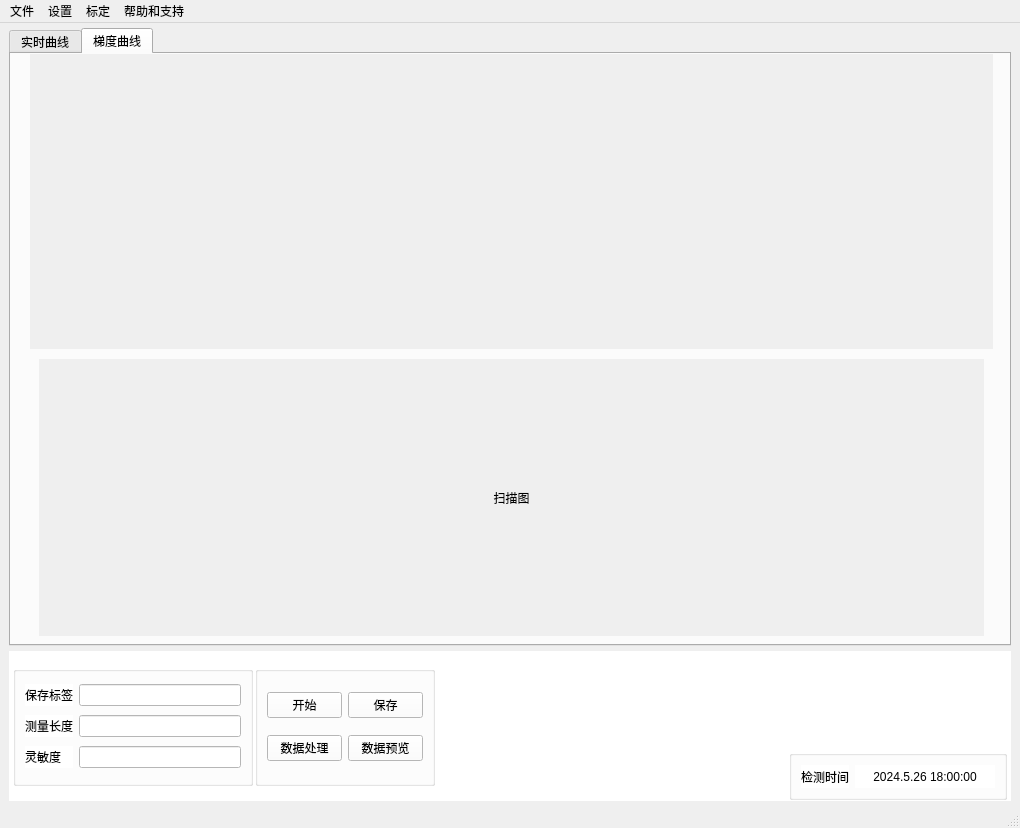
RoboticsKingWay/EMDetect, file mainwindow.ui: the form before one commit.
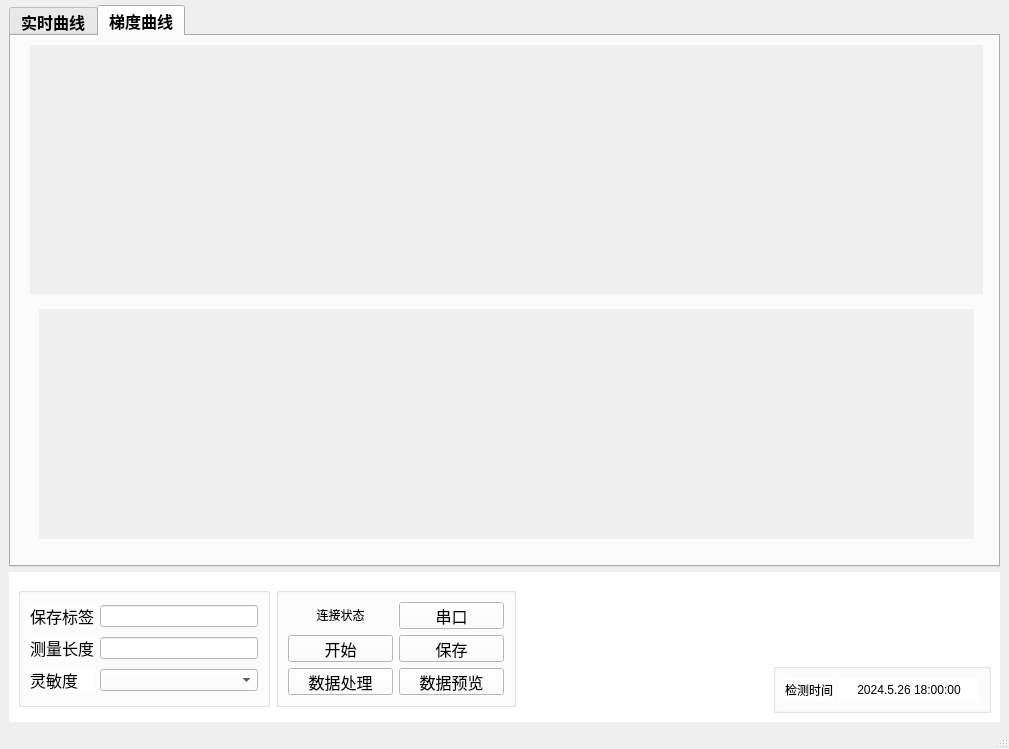
The form after the commit. The open tabs and pages were chosen to show the change.

Patch:
```diff
--- a/mainwindow.ui
+++ b/mainwindow.ui
@@ -6,8 +6,8 @@
    <rect>
     <x>0</x>
     <y>0</y>
-    <width>1020</width>
-    <height>828</height>
+    <width>1009</width>
+    <height>749</height>
    </rect>
   </property>
   <property name="minimumSize">
@@ -57,13 +57,19 @@
         <height>540</height>
        </size>
       </property>
+      <property name="font">
+       <font>
+        <pointsize>12</pointsize>
+        <bold>true</bold>
+       </font>
+      </property>
       <property name="currentIndex">
        <number>0</number>
       </property>
       <property name="iconSize">
        <size>
-        <width>16</width>
-        <height>6</height>
+        <width>30</width>
+        <height>8</height>
        </size>
       </property>
       <widget class="QWidget" name="tab_1">
@@ -185,6 +191,12 @@
          <height>0</height>
         </size>
        </property>
+       <property name="font">
+        <font>
+         <pointsize>12</pointsize>
+         <bold>true</bold>
+        </font>
+       </property>
        <attribute name="title">
         <string>梯度曲线</string>
        </attribute>
@@ -193,8 +205,8 @@
          <rect>
           <x>10</x>
           <y>0</y>
-          <width>981</width>
-          <height>591</height>
+          <width>971</width>
+          <height>521</height>
          </rect>
         </property>
         <property name="minimumSize">
@@ -221,16 +233,7 @@
              <verstretch>0</verstretch>
             </sizepolicy>
            </property>
-           <layout class="QVBoxLayout" name="verticalLayout_4">
-            <property name="spacing">
-             <number>1</number>
-            </property>
-            <property name="topMargin">
-             <number>0</number>
-            </property>
-            <property name="bottomMargin">
-             <number>0</number>
-            </property>
+           <layout class="QVBoxLayout" name="verticalLayout_3">
             <item>
              <widget class="QWidget" name="widget_real_total_view" native="true">
               <property name="sizePolicy">
@@ -248,8 +251,8 @@
              <widget class="QWidget" name="widget_image_view" native="true">
               <property name="minimumSize">
                <size>
-                <width>400</width>
-                <height>200</height>
+                <width>600</width>
+                <height>150</height>
                </size>
               </property>
               <layout class="QHBoxLayout" name="horizontalLayout_4">
@@ -259,7 +262,7 @@
                   <bool>true</bool>
                  </property>
                  <property name="text">
-                  <string>扫描图</string>
+                  <string/>
                  </property>
                  <property name="alignment">
                   <set>Qt::AlignCenter</set>
@@ -299,45 +302,87 @@
 }</string>
       </property>
       <layout class="QGridLayout" name="gridLayout_3">
-       <property name="leftMargin">
-        <number>4</number>
-       </property>
-       <property name="topMargin">
-        <number>1</number>
-       </property>
-       <property name="rightMargin">
-        <number>4</number>
-       </property>
-       <property name="bottomMargin">
-        <number>1</number>
-       </property>
-       <property name="spacing">
-        <number>2</number>
-       </property>
-       <item row="0" column="2" rowspan="2">
-        <spacer name="horizontalSpacer_2">
-         <property name="orientation">
-          <enum>Qt::Horizontal</enum>
+       <item row="0" column="0" rowspan="2">
+        <widget class="QGroupBox" name="groupBox">
+         <property name="minimumSize">
+          <size>
+           <width>200</width>
+           <height>110</height>
+          </size>
          </property>
-         <property name="sizeHint" stdset="0">
+         <property name="maximumSize">
           <size>
-           <width>320</width>
-           <height>68</height>
+           <width>300</width>
+           <height>120</height>
           </size>
          </property>
-        </spacer>
+         <property name="title">
+          <string/>
+         </property>
+         <layout class="QGridLayout" name="gridLayout">
+          <item row="1" column="1">
+           <widget class="QLabel" name="label_2">
+            <property name="font">
+             <font>
+              <pointsize>12</pointsize>
+             </font>
+            </property>
+            <property name="text">
+             <string>测量长度</string>
+            </property>
+           </widget>
+          </item>
+          <item row="0" column="2">
+           <widget class="QLineEdit" name="lineEdit">
+            <property name="text">
+             <string/>
+            </property>
+           </widget>
+          </item>
+          <item row="0" column="1">
+           <widget class="QLabel" name="label">
+            <property name="font">
+             <font>
+              <pointsize>12</pointsize>
+             </font>
+            </property>
+            <property name="text">
+             <string>保存标签</string>
+            </property>
+           </widget>
+          </item>
+          <item row="1" column="2">
+           <widget class="QLineEdit" name="lineEdit_2"/>
+          </item>
+          <item row="2" column="2">
+           <widget class="QComboBox" name="comboBox"/>
+          </item>
+          <item row="2" column="1">
+           <widget class="QLabel" name="label_3">
+            <property name="font">
+             <font>
+              <pointsize>12</pointsize>
+             </font>
+            </property>
+            <property name="text">
+             <string>灵敏度</string>
+            </property>
+           </widget>
+          </item>
+         </layout>
+        </widget>
        </item>
        <item row="0" column="1" rowspan="2">
         <widget class="QGroupBox" name="groupBox_2">
          <property name="minimumSize">
           <size>
-           <width>180</width>
-           <height>100</height>
+           <width>240</width>
+           <height>110</height>
           </size>
          </property>
          <property name="maximumSize">
           <size>
-           <width>180</width>
+           <width>240</width>
            <height>120</height>
           </size>
          </property>
@@ -345,37 +390,126 @@
           <string/>
          </property>
          <layout class="QGridLayout" name="gridLayout_2">
-          <item row="0" column="0">
-           <widget class="QPushButton" name="pushButton">
-            <property name="text">
-             <string>开始</string>
-            </property>
-           </widget>
-          </item>
-          <item row="0" column="1">
+          <property name="sizeConstraint">
+           <enum>QLayout::SetDefaultConstraint</enum>
+          </property>
+          <item row="1" column="1">
            <widget class="QPushButton" name="pushButton_2">
+            <property name="font">
+             <font>
+              <pointsize>12</pointsize>
+             </font>
+            </property>
             <property name="text">
              <string>保存</string>
             </property>
+            <property name="autoDefault">
+             <bool>false</bool>
+            </property>
+            <property name="default">
+             <bool>false</bool>
+            </property>
            </widget>
           </item>
-          <item row="1" column="0">
+          <item row="2" column="0">
            <widget class="QPushButton" name="pushButton_3">
+            <property name="font">
+             <font>
+              <pointsize>12</pointsize>
+             </font>
+            </property>
             <property name="text">
              <string>数据处理</string>
             </property>
            </widget>
           </item>
-          <item row="1" column="1">
+          <item row="2" column="1">
            <widget class="QPushButton" name="pushButton_4">
+            <property name="font">
+             <font>
+              <pointsize>12</pointsize>
+             </font>
+            </property>
             <property name="text">
              <string>数据预览</string>
             </property>
            </widget>
           </item>
+          <item row="1" column="0">
+           <widget class="QPushButton" name="pushButton">
+            <property name="font">
+             <font>
+              <pointsize>12</pointsize>
+             </font>
+            </property>
+            <property name="text">
+             <string>开始</string>
+            </property>
+           </widget>
+          </item>
+          <item row="0" column="1">
+           <widget class="QPushButton" name="pushButton_SerialSetup">
+            <property name="font">
+             <font>
+              <pointsize>12</pointsize>
+             </font>
+            </property>
+            <property name="styleSheet">
+             <string notr="true">/*QPushButton {
+				border: 4px outset gray;
+                   border-radius: 3px;
+}*/</string>
+            </property>
+            <property name="text">
+             <string>串口</string>
+            </property>
+            <property name="default">
+             <bool>false</bool>
+            </property>
+            <property name="flat">
+             <bool>false</bool>
+            </property>
+           </widget>
+          </item>
+          <item row="0" column="0">
+           <widget class="QPushButton" name="pushButton_6">
+            <property name="text">
+             <string>连接状态</string>
+            </property>
+            <property name="flat">
+             <bool>true</bool>
+            </property>
+           </widget>
+          </item>
          </layout>
         </widget>
        </item>
+       <item row="0" column="2" rowspan="2">
+        <spacer name="horizontalSpacer_2">
+         <property name="orientation">
+          <enum>Qt::Horizontal</enum>
+         </property>
+         <property name="sizeHint" stdset="0">
+          <size>
+           <width>120</width>
+           <height>68</height>
+          </size>
+         </property>
+        </spacer>
+       </item>
+       <item row="0" column="3">
+        <spacer name="verticalSpacer">
+         <property name="orientation">
+          <enum>Qt::Vertical</enum>
+         </property>
+         <property name="sizeHint" stdset="0">
+          <size>
+           <width>148</width>
+           <height>73</height>
+          </size>
+         </property>
+        </spacer>
+       </item>
        <item row="1" column="3">
         <widget class="QGroupBox" name="groupBox_3">
          <property name="minimumSize">
@@ -423,124 +557,11 @@
          </layout>
         </widget>
        </item>
-       <item row="0" column="0" rowspan="2">
-        <widget class="QGroupBox" name="groupBox">
-         <property name="minimumSize">
-          <size>
-           <width>100</width>
-           <height>100</height>
-          </size>
-         </property>
-         <property name="maximumSize">
-          <size>
-           <width>240</width>
-           <height>120</height>
-          </size>
-         </property>
-         <property name="title">
-          <string/>
-         </property>
-         <layout class="QGridLayout" name="gridLayout">
-          <item row="0" column="0">
-           <widget class="QLabel" name="label">
-            <property name="text">
-             <string>保存标签</string>
-            </property>
-           </widget>
-          </item>
-          <item row="0" column="1">
-           <widget class="QLineEdit" name="lineEdit">
-            <property name="text">
-             <string/>
-            </property>
-           </widget>
-          </item>
-          <item row="1" column="0">
-           <widget class="QLabel" name="label_2">
-            <property name="text">
-             <string>测量长度</string>
-            </property>
-           </widget>
-          </item>
-          <item row="1" column="1">
-           <widget class="QLineEdit" name="lineEdit_2"/>
-          </item>
-          <item row="2" column="0">
-           <widget class="QLabel" name="label_3">
-            <property name="text">
-             <string>灵敏度</string>
-            </property>
-           </widget>
-          </item>
-          <item row="2" column="1">
-           <widget class="QLineEdit" name="lineEdit_3"/>
-          </item>
-         </layout>
-        </widget>
-       </item>
-       <item row="0" column="3">
-        <spacer name="verticalSpacer">
-         <property name="orientation">
-          <enum>Qt::Vertical</enum>
-         </property>
-         <property name="sizeHint" stdset="0">
-          <size>
-           <width>148</width>
-           <height>73</height>
-          </size>
-         </property>
-        </spacer>
-       </item>
       </layout>
      </widget>
     </item>
    </layout>
   </widget>
-  <widget class="QMenuBar" name="menubar">
-   <property name="geometry">
-    <rect>
-     <x>0</x>
-     <y>0</y>
-     <width>1020</width>
-     <height>21</height>
-    </rect>
-   </property>
-   <property name="styleSheet">
-    <string notr="true">QMenuBar::item:hover
- {
-        &quot; background-color: yellow;&quot;
-  }
-        </string>
-   </property>
-   <widget class="QMenu" name="menu_file">
-    <property name="title">
-     <string>文件</string>
-    </property>
-    <addaction name="action_save"/>
-    <addaction name="action_saveas"/>
-   </widget>
-   <widget class="QMenu" name="menu_setup">
-    <property name="title">
-     <string>设置</string>
-    </property>
-    <addaction name="action_serial"/>
-    <addaction name="action_setup_other"/>
-   </widget>
-   <widget class="QMenu" name="menu_std">
-    <property name="title">
-     <string>帮助和支持</string>
-    </property>
-   </widget>
-   <widget class="QMenu" name="menu_help">
-    <property name="title">
-     <string>标定</string>
-    </property>
-   </widget>
-   <addaction name="menu_file"/>
-   <addaction name="menu_setup"/>
-   <addaction name="menu_help"/>
-   <addaction name="menu_std"/>
-  </widget>
   <widget class="QStatusBar" name="statusbar"/>
   <action name="action_save">
    <property name="text">
```
Left out of the diff: 19 changed lines with no effect on the pictures.
